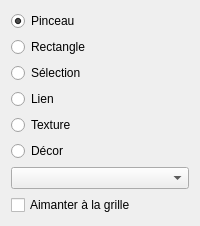
Before: the Qt Designer form Source/Elements/UI/ToolPanel.ui in azertval/ProjectGaming, drawn with Qt 5.
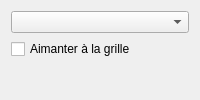
After: the same form once the commit is applied.

```diff
--- a/Source/Elements/UI/ToolPanel.ui
+++ b/Source/Elements/UI/ToolPanel.ui
@@ -3,37 +3,8 @@
  <class>ToolPanel</class>
  <widget class="QWidget" name="ToolPanel">
   <layout class="QVBoxLayout" name="verticalLayout">
-   <item>
-    <widget class="QRadioButton" name="paintRadio">
-     <property name="text"><string>Pinceau</string></property>
-     <property name="checked"><bool>true</bool></property>
-    </widget>
-   </item>
-   <item>
-    <widget class="QRadioButton" name="rectangleRadio">
-     <property name="text"><string>Rectangle</string></property>
-    </widget>
-   </item>
-   <item>
-    <widget class="QRadioButton" name="selectionRadio">
-     <property name="text"><string>Sélection</string></property>
-    </widget>
-   </item>
-   <item>
-    <widget class="QRadioButton" name="linkRadio">
-     <property name="text"><string>Lien</string></property>
-    </widget>
-   </item>
-   <item>
-    <widget class="QRadioButton" name="textureAssignRadio">
-     <property name="text"><string>Texture</string></property>
-    </widget>
-   </item>
-   <item>
-    <widget class="QRadioButton" name="decorRadio">
-     <property name="text"><string>Décor</string></property>
-    </widget>
-   </item>
+   <!-- Le choix d'outil se fait desormais depuis la barre d'outils (hmi::EditorActions, LOT-56
+        TACHE-04) : ce panneau ne porte plus que le strict necessaire de l'outil Decor. -->
    <item>
     <widget class="QWidget" name="decorPickerGroup">
      <layout class="QVBoxLayout" name="decorPickerGroupLayout">
```
